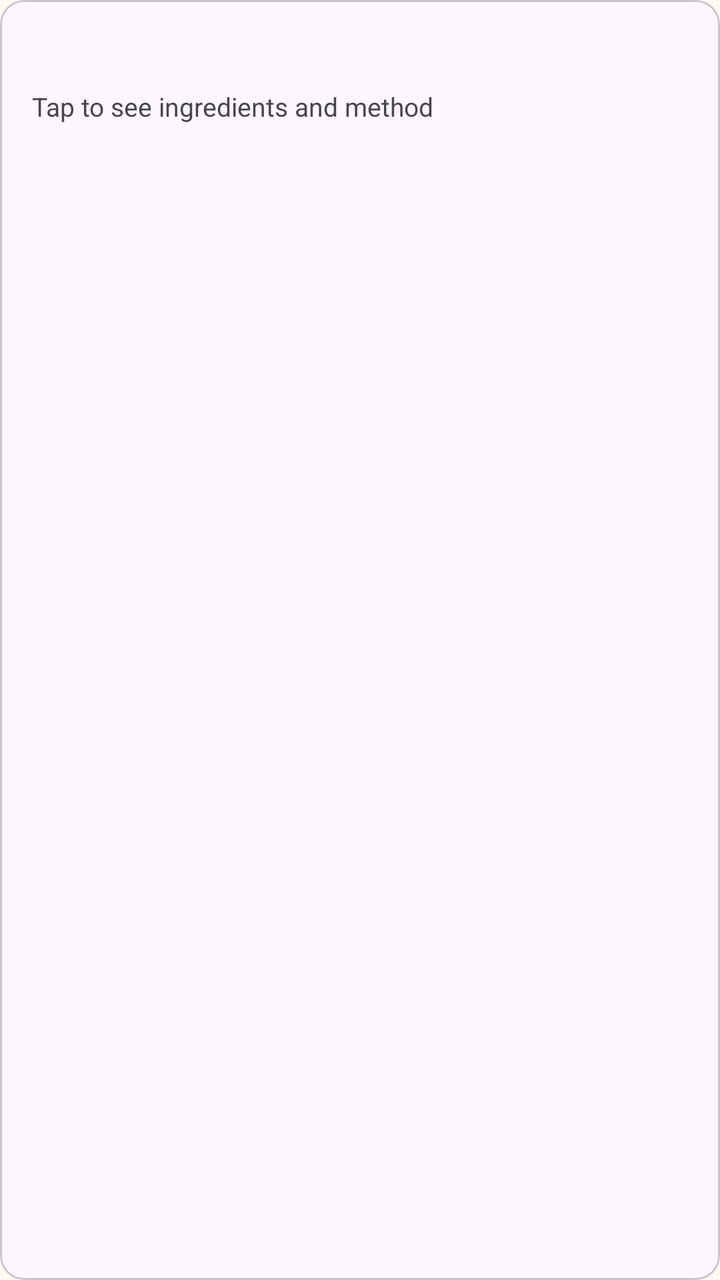
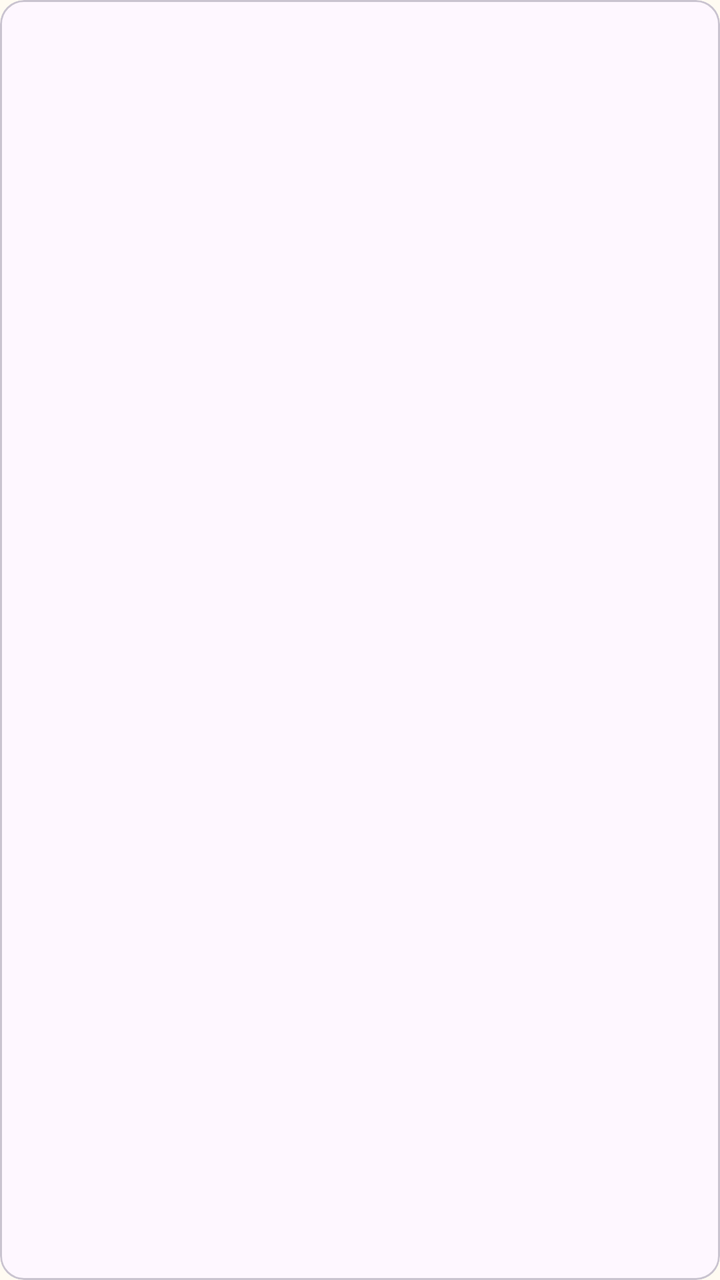

Screens rendered from an Android XML layout before and after an edit, with the pre-edit source and the edit as a unified diff.
<!-- AndroidManifest.xml: application theme Theme.SmartPantryManager -->
<!-- res/layout/item_recipe.xml -->
<?xml version="1.0" encoding="utf-8"?>
<com.google.android.material.card.MaterialCardView
    xmlns:android="http://schemas.android.com/apk/res/android"
    android:layout_width="match_parent"
    android:layout_height="wrap_content"
    android:layout_margin="6dp">

    <LinearLayout
        android:layout_width="match_parent"
        android:layout_height="wrap_content"
        android:orientation="vertical"
        android:padding="16dp">

        <TextView
            android:id="@+id/textRecipeName"
            android:layout_width="wrap_content"
            android:layout_height="wrap_content"
            android:textSize="18sp"
            android:textStyle="bold" />

        <TextView
            android:id="@+id/textRecipeHint"
            android:layout_width="wrap_content"
            android:layout_height="wrap_content"
            android:layout_marginTop="4dp"
            android:text="Tap to see ingredients and method"
            android:textSize="13sp" />

    </LinearLayout>
</com.google.android.material.card.MaterialCardView>
<!-- resources referenced by this layout -->
<resources>
  <style name="Theme.SmartPantryManager" parent="Base.Theme.SmartPantryManager" />
  <style name="Base.Theme.SmartPantryManager" parent="Theme.Material3.Light.NoActionBar">
          <item name="colorPrimary">@color/pantry_green</item>
          <item name="colorOnPrimary">@color/white</item>
          <item name="colorPrimaryContainer">@color/pantry_green_light</item>
          <item name="colorOnPrimaryContainer">@color/pantry_green_dark</item>
          <item name="colorSecondary">@color/pantry_orange</item>
          <item name="colorOnSecondary">@color/white</item>
          <item name="colorSecondaryContainer">@color/pantry_green_light</item>
          <item name="colorOnSecondaryContainer">@color/pantry_green_dark</item>
          <item name="android:windowBackground">@color/pantry_background</item>
      </style>
  <color name="pantry_green">#2E7D32</color>
  <color name="white">#FFFFFFFF</color>
  <color name="pantry_green_light">#C8E6C9</color>
  <color name="pantry_green_dark">#1B5E20</color>
  <color name="pantry_orange">#FF8F00</color>
  <color name="pantry_background">#FFFBF2</color>
</resources>

<!-- the commit's change to res/layout/item_recipe.xml (unified diff, before → after) -->
@@ -19,12 +19,19 @@
             android:textStyle="bold" />
 
         <TextView
-            android:id="@+id/textRecipeHint"
+            android:id="@+id/textRecipeTime"
             android:layout_width="wrap_content"
             android:layout_height="wrap_content"
             android:layout_marginTop="4dp"
-            android:text="Tap to see ingredients and method"
-            android:textSize="13sp" />
+            android:textSize="14sp" />
+
+        <TextView
+            android:id="@+id/textRecipeStatus"
+            android:layout_width="wrap_content"
+            android:layout_height="wrap_content"
+            android:layout_marginTop="4dp"
+            android:textSize="14sp"
+            android:textStyle="bold" />
 
     </LinearLayout>
 </com.google.android.material.card.MaterialCardView>
